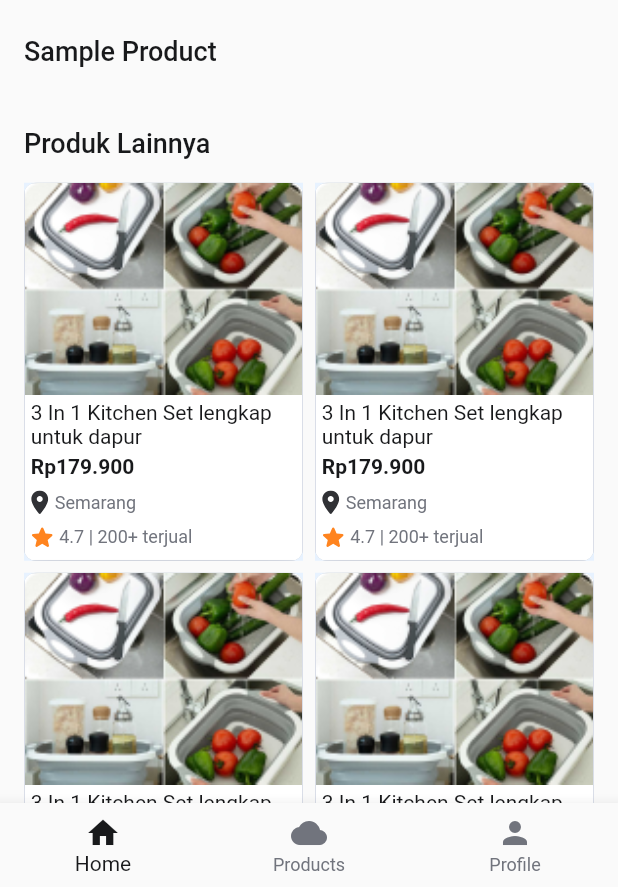
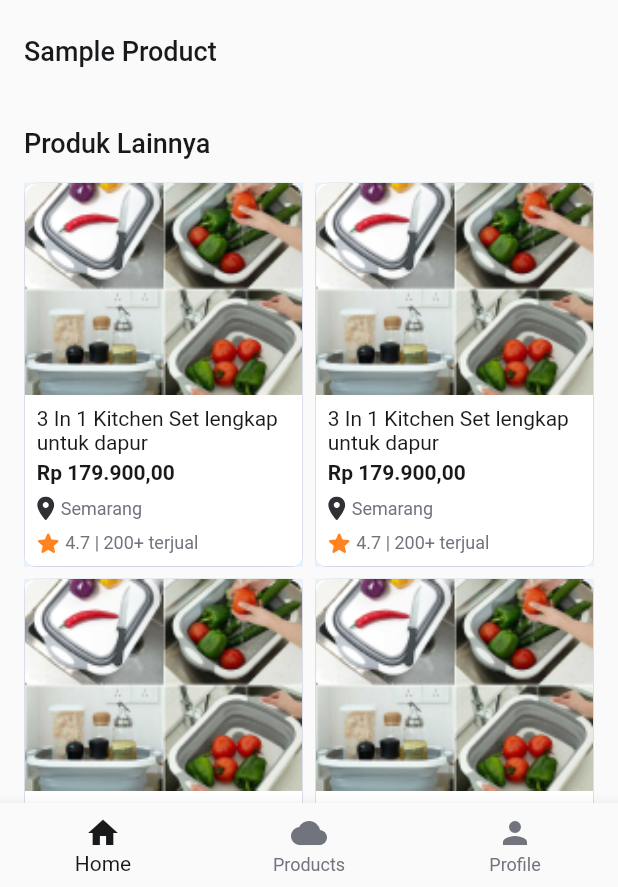
Before and after one commit to 210711042/Maju, a Flutter app: the HomeView screen opened directly, scrolled down 576 dp, on a phone screen of 412 x 824 dp, the part 349-1236 px from its top. Run offline on Flutter 3.47's test engine with Material 2 defaults, Android fonts, the phone set to English and light mode, and no system bars; our stand-ins replace carousel_slider, flutter_slidable, flutter_svg, fluttertoast, sqflite; accounts and stored records are empty.

Commit message:
fix(products): Fix products view feat(products): Add search

```diff
--- /dev/null
+++ b/lib/core/utils/currency.dart
@@ -0,0 +1,12 @@
+import 'package:intl/intl.dart';
+
+class CurrencyFormat {
+  static String convertToIdr(dynamic number, int decimalDigit) {
+    NumberFormat currencyFormatter = NumberFormat.currency(
+      locale: 'id',
+      symbol: 'Rp ',
+      decimalDigits: decimalDigit,
+    );
+    return currencyFormatter.format(number);
+  }
+}
--- a/lib/data/sql_helper.dart
+++ b/lib/data/sql_helper.dart
@@ -49,6 +49,11 @@ class SQLHelper {
     return db.query('products');
   }
 
+  static Future<int> deleteProduct(int id) async {
+    final db = await SQLHelper.db();
+    return await db.delete('products', where: 'id = $id');
+  }
+
   static Future<int> addUser(String email, String password, String username,
       String phonenumber, String address) async {
     final db = await SQLHelper.db();
--- a/lib/views/home/home.dart
+++ b/lib/views/home/home.dart
@@ -1,18 +1,19 @@
 import 'package:flutter/material.dart';
 import 'package:flutter_svg/flutter_svg.dart';
+import 'package:maju/core/utils/currency.dart';
 import 'package:maju/core/widgets/maju_basic_product.dart';
 import 'package:maju/core/widgets/maju_basic_shop.dart';
 import 'package:maju/data/sql_helper.dart';
 import 'package:maju/themes/palette.dart';
 // import 'package:flutter_svg/flutter_svg.dart';
 import 'package:carousel_slider/carousel_slider.dart';
-import 'package:http/http.dart' as http;
-import 'package:maju/views/login/login.dart';
+// import 'package:http/http.dart' as http;
+// import 'package:maju/views/login/login.dart';
 import 'package:maju/views/product/productDetail.dart';
 import 'package:maju/views/product/products.dart';
 import 'package:maju/views/profile/profile.dart';
-import 'package:flutter/src/rendering/box.dart';
-import 'package:flutter_slidable/flutter_slidable.dart';
+// import 'package:flutter/src/rendering/box.dart';
+// import 'package:flutter_slidable/flutter_slidable.dart';
 
 class HomeView extends StatefulWidget {
   const HomeView({super.key});
@@ -74,7 +75,7 @@ class _HomeViewState extends State<HomeView> {
             child: Column(
               crossAxisAlignment: CrossAxisAlignment.start,
               children: [
-                SizedBox(
+                const SizedBox(
                   height: 16.0,
                 ),
                 CarouselSlider(
@@ -105,7 +106,7 @@ class _HomeViewState extends State<HomeView> {
                     );
                   }).toList(),
                 ),
-                SizedBox(
+                const SizedBox(
                   height: 48.0,
                 ),
                 Text(
@@ -115,7 +116,7 @@ class _HomeViewState extends State<HomeView> {
                       color: Palette.n900,
                       fontWeight: FontWeight.w500),
                 ),
-                SizedBox(
+                const SizedBox(
                   height: 4,
                 ),
                 Row(
@@ -137,7 +138,7 @@ class _HomeViewState extends State<HomeView> {
                     ),
                   ],
                 ),
-                SizedBox(
+                const SizedBox(
                   height: 16,
                 ),
                 SingleChildScrollView(
@@ -183,10 +184,10 @@ class _HomeViewState extends State<HomeView> {
                       color: Palette.n900,
                       fontWeight: FontWeight.w500),
                 ),
-                SizedBox(
+                const SizedBox(
                   height: 16,
                 ),
-                SingleChildScrollView(
+                const SingleChildScrollView(
                     scrollDirection: Axis.horizontal,
                     child: Row(
                       crossAxisAlignment: CrossAxisAlignment.start,
@@ -213,9 +214,9 @@ class _HomeViewState extends State<HomeView> {
                   height: 16.0,
                 ),
                 GridView.builder(
-                  physics: NeverScrollableScrollPhysics(),
+                  physics: const NeverScrollableScrollPhysics(),
                   shrinkWrap: true,
-                  gridDelegate: SliverGridDelegateWithFixedCrossAxisCount(
+                  gridDelegate: const SliverGridDelegateWithFixedCrossAxisCount(
                     crossAxisCount: 2,
                     crossAxisSpacing: 8,
                     mainAxisSpacing: 8,
@@ -241,7 +242,7 @@ class _HomeViewState extends State<HomeView> {
                           child: MajuGridProduct(
                             image: "product_3.png",
                             title: products[index]['product_name'],
-                            price: "179.900",
+                            price: 179900,
                             location: "Semarang",
                             rating: "4.7",
                             sold: "200+",
@@ -259,10 +260,10 @@ class _HomeViewState extends State<HomeView> {
                       color: Palette.n900,
                       fontWeight: FontWeight.w500),
                 ),
-                SizedBox(
+                const SizedBox(
                   height: 16.0,
                 ),
-                ProductGrid()
+                const ProductGrid()
               ],
             ),
           )),
@@ -301,16 +302,16 @@ class _ProductGridState extends State<ProductGrid> {
   @override
   Widget build(BuildContext context) {
     // Calculate the available width for each product item
-    final availableWidth = (MediaQuery.of(context).size.width - 59) / 2;
+    // final availableWidth = (MediaQuery.of(context).size.width - 59) / 2;
 
     return GridView.builder(
-      physics: NeverScrollableScrollPhysics(),
+      physics: const NeverScrollableScrollPhysics(),
       shrinkWrap: true,
-      gridDelegate: SliverGridDelegateWithFixedCrossAxisCount(
+      gridDelegate: const SliverGridDelegateWithFixedCrossAxisCount(
         crossAxisCount: 2,
         crossAxisSpacing: 8,
         mainAxisSpacing: 8,
-        mainAxisExtent: 252,
+        mainAxisExtent: 256,
       ),
       itemCount: 10,
       itemBuilder: (_, index) {
@@ -319,7 +320,7 @@ class _ProductGridState extends State<ProductGrid> {
           child: MajuGridProduct(
             image: "product_3.png",
             title: "3 In 1 Kitchen Set lengkap untuk dapur",
-            price: "179.900",
+            price: 179900,
             location: "Semarang",
             rating: "4.7",
             sold: "200+",
@@ -333,7 +334,7 @@ class _ProductGridState extends State<ProductGrid> {
 class MajuGridProduct extends StatefulWidget {
   final String image;
   final String title;
-  final String price;
+  final double price;
   final String location;
   final String rating;
   final String sold;
@@ -405,7 +406,7 @@ class _MajuGridProductState extends State<MajuGridProduct> {
             ),
             Padding(
               padding: const EdgeInsets.only(
-                  left: 4.0, right: 4.0, top: 4.0, bottom: 8.0),
+                  left: 8.0, right: 8.0, top: 8.0, bottom: 8.0),
               child: Column(
                 crossAxisAlignment: CrossAxisAlignment.start,
                 children: [
@@ -423,7 +424,7 @@ class _MajuGridProductState extends State<MajuGridProduct> {
                     height: 4,
                   ),
                   Text(
-                    "Rp${widget.price}",
+                    CurrencyFormat.convertToIdr(widget.price, 2),
                     style: Theme.of(context).textTheme.labelLarge!.copyWith(
                           fontSize: 14.0,
                           color: Palette.n900,
--- a/lib/views/login/register.dart
+++ b/lib/views/login/register.dart
@@ -1,7 +1,6 @@
 import 'package:flutter/material.dart';
 import 'package:fluttertoast/fluttertoast.dart';
 import 'package:maju/core/widgets/maju_basic_button.dart';
-import 'package:maju/data/entity/users.dart';
 import 'package:maju/themes/palette.dart';
 import 'package:maju/views/login/login.dart';
 import 'package:maju/data/sql_helper.dart';
--- a/pubspec.yaml
+++ b/pubspec.yaml
@@ -15,6 +15,7 @@ dependencies:
   http: ^1.1.0
   sqflite: ^2.2.6
   flutter_slidable: ^0.6.0
+  intl: ^0.17.0
 
 dev_dependencies:
   flutter_test:
```
Also changed, not shown: lib/views/product/products.dart (+96 -8 lines), pubspec.lock.
